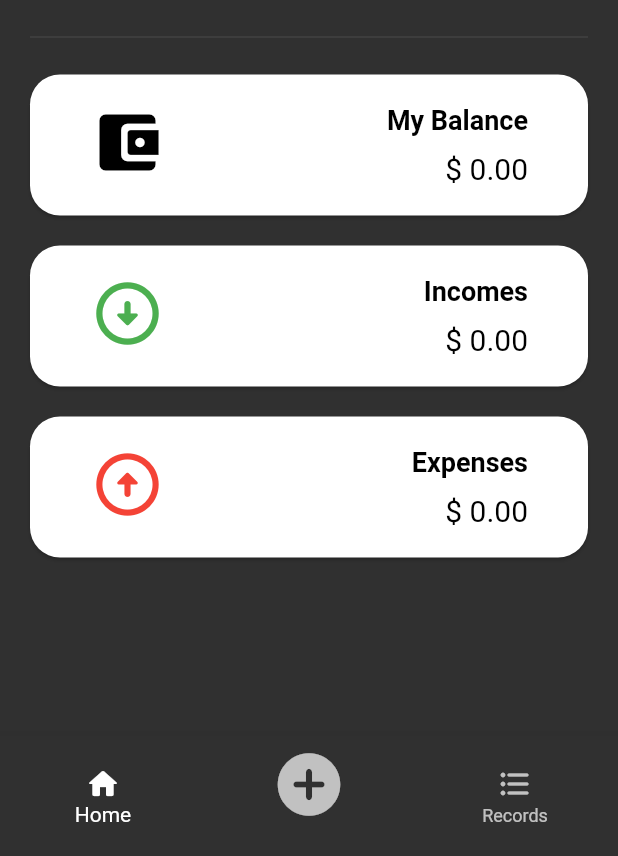
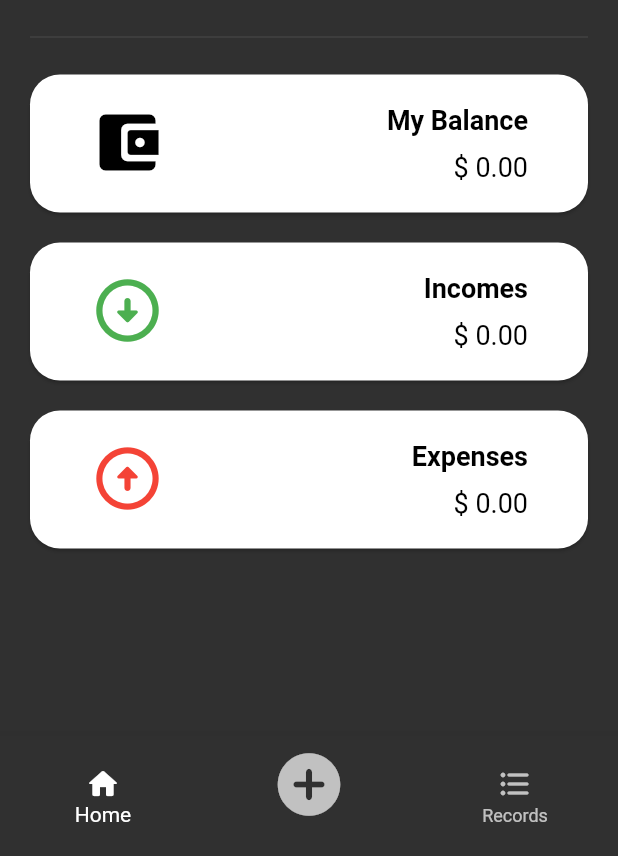
Before and after one commit to thomasviana/my-money-app, a Flutter app: the MainAppScreen screen opened by its route, on a phone screen of 412 x 824 dp, the part 380-1236 px from its top. Run offline on Flutter 3.47's test engine with Material 2 defaults, Android fonts, the phone set to English and light mode, and no system bars; our stand-ins replace flutter_slidable.

```diff
--- a/lib/constants.dart
+++ b/lib/constants.dart
@@ -9,7 +9,7 @@ TextEditingController newConcept = TextEditingController();
 TextEditingController newBudget = TextEditingController();
 
 const kTitleTextStyle = TextStyle(
-  fontSize: 18,
+  fontSize: 15,
   fontWeight: FontWeight.bold,
 );
 const kTagTextStyle = TextStyle(fontSize: 15, color: Colors.white70);
--- a/lib/widgets/home_card.dart
+++ b/lib/widgets/home_card.dart
@@ -31,7 +31,8 @@ class HomeCard extends StatelessWidget {
                 size: 50,
               ),
               SizedBox(width: 20),
-              Column(
+              Flexible(
+                child: Column(
                   crossAxisAlignment: CrossAxisAlignment.end,
                   children: [
                     Text(
@@ -44,11 +45,15 @@ class HomeCard extends StatelessWidget {
                     SizedBox(
                       height: 10,
                     ),
-                  Text(
+                    FittedBox(
+                      fit: BoxFit.scaleDown,
+                      child: Text(
                         '\$ ${currency.format(value)}',
-                    style: TextStyle(color: Colors.black, fontSize: 20),
+                        style: TextStyle(color: Colors.black, fontSize: 18),
+                      ),
                     ),
                   ],
+                ),
               ),
             ],
           ),
```
Also changed, not shown: lib/main.dart (+9 -0 lines), lib/methods/utils.dart (deleted, +0 -21 lines), lib/screens/tx_list.dart (+10 -3 lines). Lines whose indentation alone changed are shown as unchanged.
